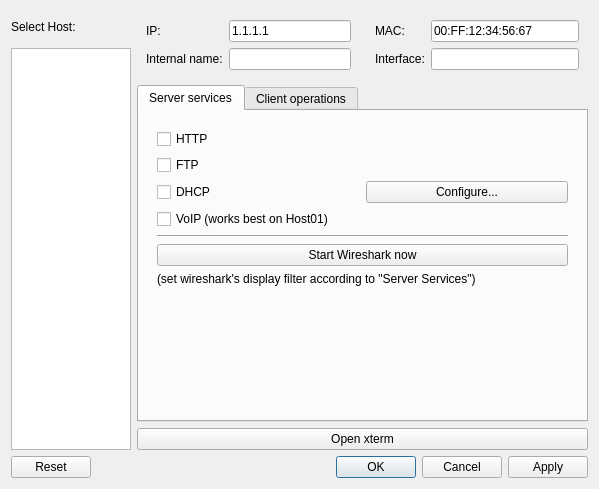
koppd/mt, file confHost.ui: the form before one commit.
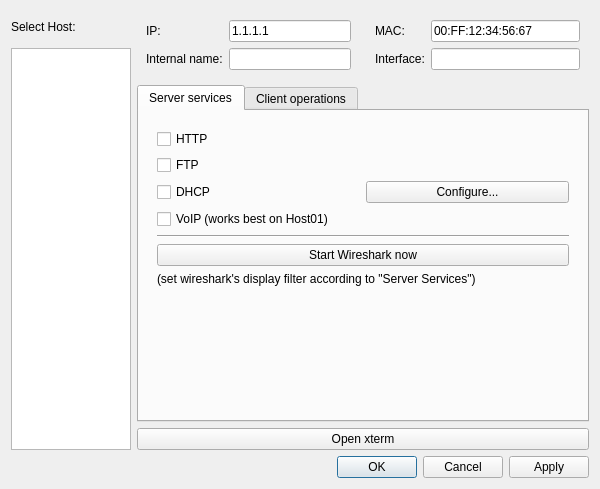
The form after the commit.

Commit message: entferne reset button aus den Dialogen

Diff of the .ui file:
```diff
--- a/confHost.ui
+++ b/confHost.ui
@@ -6,7 +6,7 @@
    <rect>
     <x>0</x>
     <y>0</y>
-    <width>599</width>
+    <width>600</width>
     <height>489</height>
    </rect>
   </property>
@@ -301,7 +301,7 @@
       <enum>Qt::Horizontal</enum>
      </property>
      <property name="standardButtons">
-      <set>QDialogButtonBox::Apply|QDialogButtonBox::Cancel|QDialogButtonBox::Ok|QDialogButtonBox::Reset</set>
+      <set>QDialogButtonBox::Apply|QDialogButtonBox::Cancel|QDialogButtonBox::Ok</set>
      </property>
     </widget>
    </item>
```
The commit also changes 3 other files.
